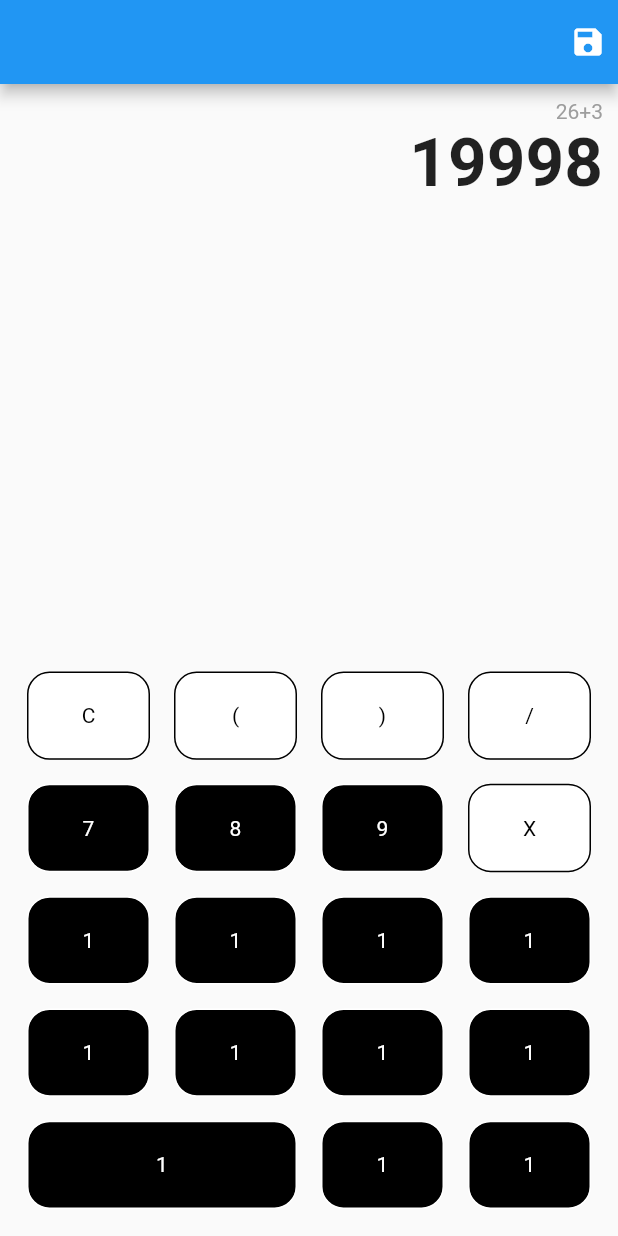
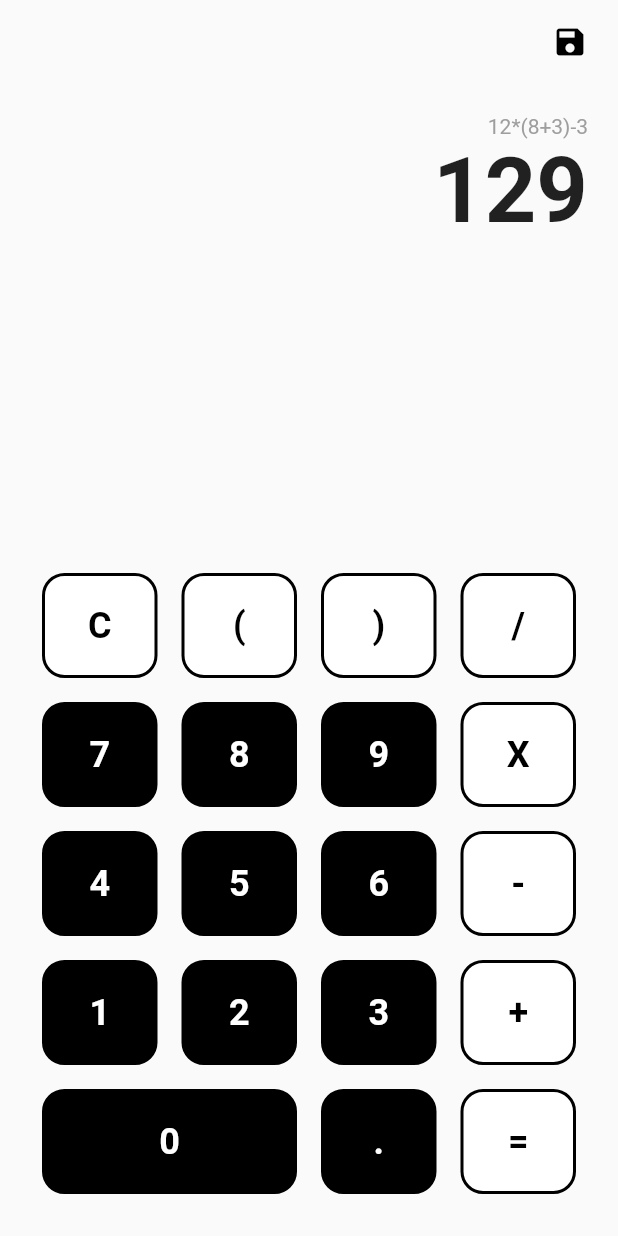
Before and after one commit to jobehi/flutter_beautiful_ui_demo, a Flutter app: the screen it shows after launch, on a phone screen of 412 x 824 dp. Run offline on Flutter 3.47's test engine with Material 2 defaults, Android fonts, the phone set to English and light mode, and no system bars; our stand-ins replace google_fonts, string_scanner.

Commit message:
add homescreen

```diff
--- /dev/null
+++ b/lib/app/screens/HomeScreen2/home_screen2.dart
@@ -0,0 +1,138 @@
+import 'package:flutter/material.dart';
+import 'package:flutter/painting.dart';
+import 'package:flutter/widgets.dart';
+
+class HomeScreen2 extends StatefulWidget {
+  HomeScreen2({Key? key}) : super(key: key);
+
+  @override
+  _HomeScreen2State createState() => _HomeScreen2State();
+}
+
+class _HomeScreen2State extends State<HomeScreen2> {
+  var myButtons = [
+    [
+      {"content": "C", "is_dark": false, "does_stretch": false},
+      {"content": "(", "is_dark": false, "does_stretch": false},
+      {"content": ")", "is_dark": false, "does_stretch": false},
+      {"content": "/", "is_dark": false, "does_stretch": false}
+    ],
+    [
+      {"content": "7", "is_dark": true, "does_stretch": false},
+      {"content": "8", "is_dark": true, "does_stretch": false},
+      {"content": "9", "is_dark": true, "does_stretch": false},
+      {"content": "X", "is_dark": false, "does_stretch": false}
+    ],
+    [
+      {"content": "4", "is_dark": true, "does_stretch": false},
+      {"content": "5", "is_dark": true, "does_stretch": false},
+      {"content": "6", "is_dark": true, "does_stretch": false},
+      {"content": "-", "is_dark": false, "does_stretch": false}
+    ],
+    [
+      {"content": "1", "is_dark": true, "does_stretch": false},
+      {"content": "2", "is_dark": true, "does_stretch": false},
+      {"content": "3", "is_dark": true, "does_stretch": false},
+      {"content": "+", "is_dark": false, "does_stretch": false}
+    ],
+    [
+      {"content": "0", "is_dark": true, "does_stretch": true},
+      {"content": ".", "is_dark": true, "does_stretch": false},
+      {"content": "=", "is_dark": false, "does_stretch": false}
+    ],
+  ];
+
+  @override
+  Widget build(BuildContext context) {
+    return Scaffold(
+      appBar: AppBar(
+        backgroundColor: Colors.transparent,
+        elevation: 0,
+        actions: const [
+          Padding(
+            padding: EdgeInsets.symmetric(horizontal: 20),
+            child: Icon(
+              Icons.save,
+              color: Colors.black,
+            ),
+          )
+        ],
+      ),
+      body: Padding(
+        padding: const EdgeInsets.all(20),
+        child: Column(
+          crossAxisAlignment: CrossAxisAlignment.end,
+          mainAxisAlignment: MainAxisAlignment.spaceBetween,
+          children: [
+            Column(
+              crossAxisAlignment: CrossAxisAlignment.end,
+              children: const [
+                Text(
+                  '12*(8+3)-3',
+                  style: TextStyle(color: Colors.grey),
+                ),
+                Text(
+                  '129',
+                  style: TextStyle(fontSize: 60, fontWeight: FontWeight.bold),
+                )
+              ],
+            ),
+            Column(
+                children: myButtons
+                    .map((line) => Row(
+                        // boucle sur l'ensemble de la liste
+                        children: line
+                            // boucle sur la ligne (sous liste)
+                            .map((element) => MonBouton(
+                                  content: element["content"] as String,
+                                  isDark: element["is_dark"] as bool,
+                                  doesStretch: element["does_stretch"] as bool,
+                                ))
+                            .toList()))
+                    .toList())
+          ],
+        ),
+      ),
+    );
+  }
+}
+
+class MonBouton extends StatelessWidget {
+  const MonBouton({
+    Key? key,
+    required this.content,
+    this.isDark = true,
+    this.doesStretch = false,
+  }) : super(key: key);
+
+  final String content;
+  final bool isDark;
+  final bool doesStretch;
+
+  @override
+  Widget build(BuildContext context) {
+    return Expanded(
+      flex: doesStretch ? 2 : 1,
+      child: Padding(
+        padding: const EdgeInsets.all(8.0),
+        child: Container(
+          decoration: BoxDecoration(
+            border: Border.all(color: Colors.black, width: 2),
+            borderRadius: BorderRadius.circular(15),
+            color: isDark ? Colors.black : Colors.white,
+          ),
+          height: 70,
+          child: Center(
+            child: Text(
+              content,
+              style: TextStyle(
+                  color: isDark ? Colors.white : Colors.black,
+                  fontSize: 24,
+                  fontWeight: FontWeight.bold),
+            ),
+          ),
+        ),
+      ),
+    );
+  }
+}
--- a/lib/main.dart
+++ b/lib/main.dart
@@ -1,5 +1,6 @@
 import 'package:flutter/material.dart';
 import 'package:myflutterapp/app/screens/HomeScreen/home_screen.dart';
+import 'package:myflutterapp/app/screens/HomeScreen2/home_screen2.dart';
 
 import 'app/screens/misc/my_second_screen.dart';
 
@@ -14,7 +15,7 @@ class MyApp extends StatelessWidget {
   Widget build(BuildContext context) {
     return MaterialApp(
       debugShowCheckedModeBanner: false,
-      home: HomeScreen(),
+      home: HomeScreen2(),
     );
   }
 }
```
